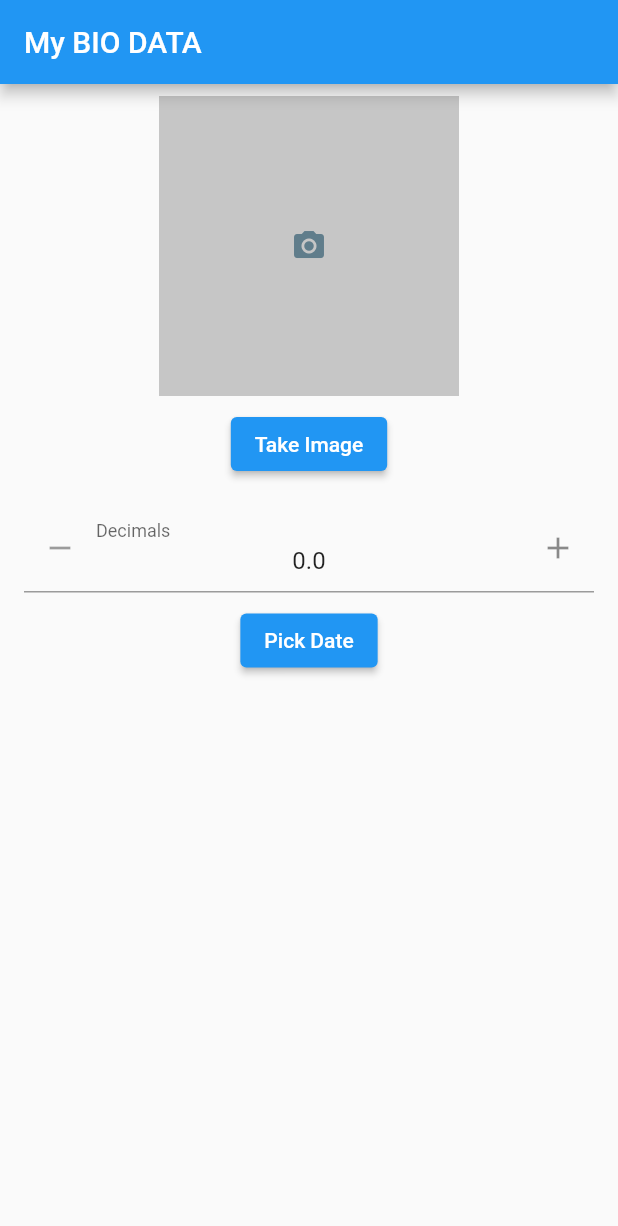
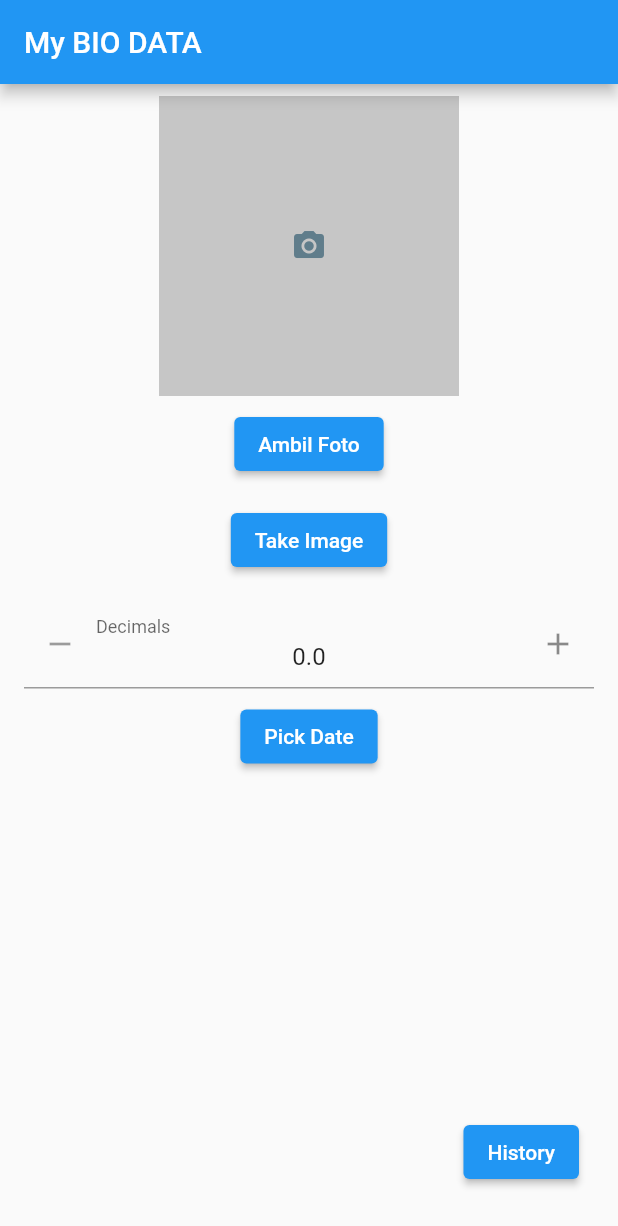
Before and after one commit to vadilbiawak1727/praktek, a Flutter app: the screen it shows after launch, after a tap on "Take Image", on a phone screen of 412 x 824 dp. Shown: the top 1226 px of the screen. Run offline on Flutter 3.47's test engine with Material 2 defaults, Android fonts, the phone set to English and light mode, and no system bars; drawn by our look-alikes of flutter_spinbox; our stand-ins replace file_picker, image_picker, shared_preferences.

Commit message:
Update MyBioversi2.dart

```diff
--- a/lib/MyBioversi2.dart
+++ b/lib/MyBioversi2.dart
@@ -3,6 +3,7 @@ import 'package:flutter/material.dart';
 import 'package:flutter_spinbox/flutter_spinbox.dart';
 import 'package:image_picker/image_picker.dart';
 import 'package:shared_preferences/shared_preferences.dart';
+import 'package:file_picker/file_picker.dart';
 
 class MyBio extends StatefulWidget {
   const MyBio({Key? key}) : super(key: key);
@@ -77,6 +78,31 @@ class _MyBioState extends State<MyBio> {
     }
   }
 
+  void _showHistoryDialog() {
+    showDialog(
+      context: context,
+      builder: (BuildContext context) {
+        return AlertDialog(
+          title: Text("Riwayat Gambar"),
+          content: Column(
+            children: [
+              // Tambahkan daftar gambar di sini
+              // Misalnya, ListView.builder dengan daftar gambar
+            ],
+          ),
+          actions: [
+            TextButton(
+              onPressed: () {
+                Navigator.of(context).pop(); // Tutup dialog
+              },
+              child: Text("Tutup"),
+            ),
+          ],
+        );
+      },
+    );
+  }
+
   @override
   Widget build(BuildContext context) {
     return Scaffold(
@@ -109,7 +135,25 @@ class _MyBioState extends State<MyBio> {
                 padding: const EdgeInsets.all(8.0),
                 child: ElevatedButton(
                   onPressed: () async {
-                    XFile? image = await _picker.pickImage(source: ImageSource.gallery);
+                    FilePickerResult? result =
+                        await FilePicker.platform.pickFiles(
+                      type: FileType.image,
+                      allowMultiple: false,
+                    );
+
+                    if (result != null) {
+                      _setImage(result.files.single.path);
+                    }
+                  },
+                  child: Text("Ambil Foto"),
+                ),
+              ),
+              Padding(
+                padding: const EdgeInsets.all(8.0),
+                child: ElevatedButton(
+                    onPressed: () async {
+                      XFile? image =
+                          await _picker.pickImage(source: ImageSource.gallery);
                       _setImage(image?.path);
                     },
                     child: Text("Take Image")),
@@ -136,6 +180,18 @@ class _MyBioState extends State<MyBio> {
           ),
         ),
       ),
+      floatingActionButton: Stack(
+        children: [
+          Positioned(
+            bottom: 16.0,
+            right: 10.0,
+            child: ElevatedButton(
+              onPressed: _showHistoryDialog,
+              child: Text("History"),
+            ),
+          ),
+        ],
+      ),
     );
   }
 }
```
Lines whose indentation alone changed are shown as unchanged.
